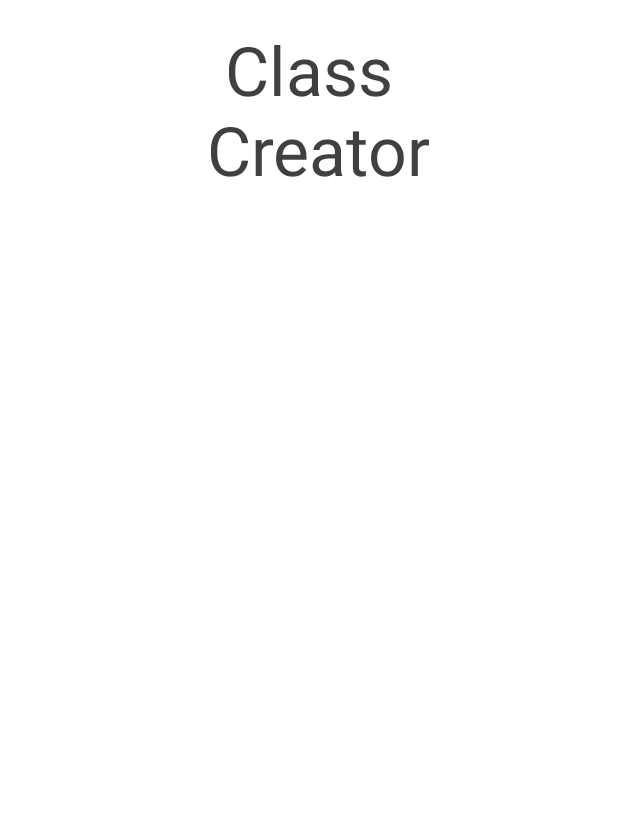
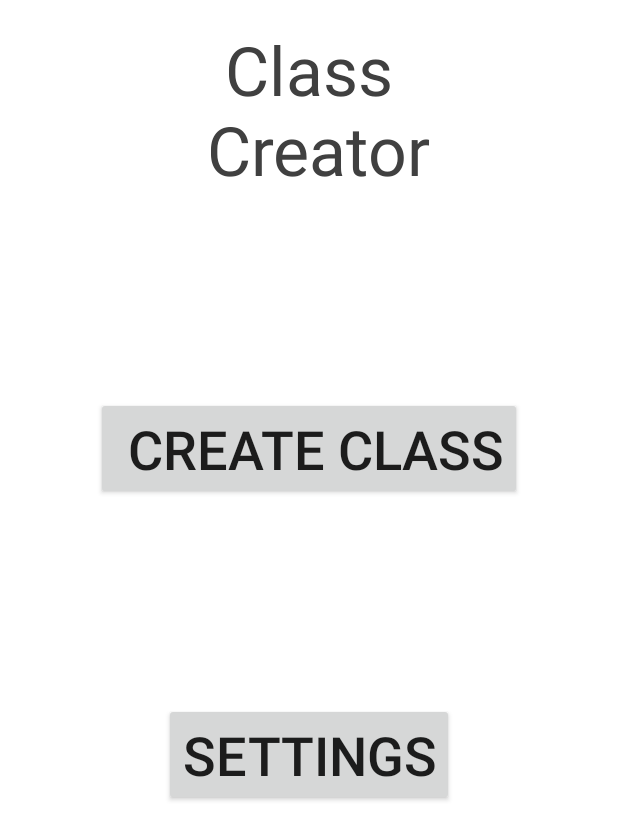
Before and after one commit to brandon220997/class-creator, an Android app: the screen it shows after launch (MainActivity), on a phone screen of 412 x 824 dp. Shown: the top 840 px of the screen. Run offline under Robolectric (Android 15) with nearby library versions, the phone set to English and light mode, and no system bars.

Commit message:
completing home layout :orientation vertical

```diff
--- a/app/src/main/res/layout/activity_main.xml
+++ b/app/src/main/res/layout/activity_main.xml
@@ -1,5 +1,5 @@
 <?xml version="1.0" encoding="utf-8"?>
-<RelativeLayout xmlns:android="http://schemas.android.com/apk/res/android"
+<LinearLayout xmlns:android="http://schemas.android.com/apk/res/android"
     xmlns:tools="http://schemas.android.com/tools"
     android:id="@+id/activity_main"
     android:layout_width="match_parent"
@@ -8,6 +8,7 @@
     android:paddingLeft="@dimen/activity_horizontal_margin"
     android:paddingRight="@dimen/activity_horizontal_margin"
     android:paddingTop="@dimen/activity_vertical_margin"
+    android:orientation="vertical"
     android:background="@drawable/whiteBackground"
     tools:context="com.class_creator.classcreator.MainActivity">
 
@@ -18,9 +19,36 @@
         android:text=" Class \n Creator"
         android:gravity="center_horizontal"
         android:textSize="45sp"
-
         android:textColor="@color/colorPrimaryDark">
     </TextView>
 
+<RelativeLayout
+    android:layout_width="match_parent"
+    android:layout_height="wrap_content"
+    android:layout_weight="1"
+    >
+    <Button
+        android:layout_width="wrap_content"
+        android:layout_height="wrap_content"
+        android:text=" create class"
+        android:layout_centerInParent="true"
+        android:textSize="36sp"
+        android:id="@+id/createclass">
+    </Button>
+</RelativeLayout>
+<RelativeLayout
+    android:layout_width="match_parent"
+    android:layout_height="wrap_content"
+    android:layout_weight="1">
+    <Button
+        android:layout_width="wrap_content"
+        android:layout_height="wrap_content"
+        android:text="Settings"
+        android:textSize="36sp"
+        android:layout_centerHorizontal="true"
+        android:id="@+id/setting">
+    </Button>
+</RelativeLayout>
 
-</RelativeLayout>
+
+    </LinearLayout>
```
Also changed, not shown: 1 other file.
